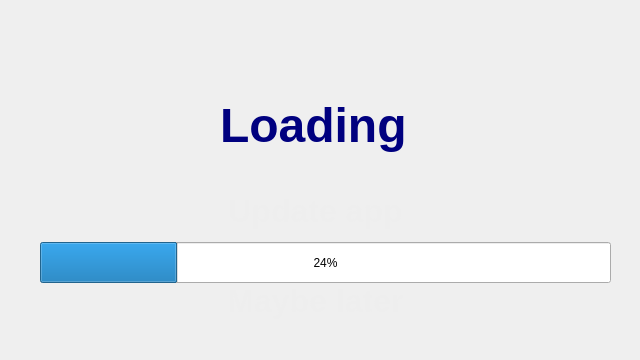
This is GUI/loading.ui in Hoisasa/SharksEmpire-English as Qt 5 draws it before an edit. The edited form follows.
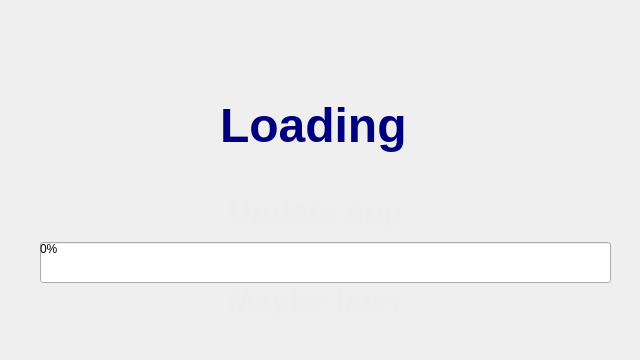
This is the edited form.

Diff of the .ui file:
```diff
--- a/GUI/loading.ui
+++ b/GUI/loading.ui
@@ -38,19 +38,20 @@
    <property name="styleSheet">
     <string notr="true">QProgressBar{
 	background: #f3f3f3
-	padding: 10 px;
+	padding: 10px;
 }
 
-QProgressBar::chunk{
+QProgressBar::chunk {
     background: qradialgradient(
         cx: 0.4, cy: -0.1, fx: 0.4, fy: -0.1,
-        radius: 1.35, stop: 0 #fff, stop: 1 #5b29f2
-        );   
-
+        radius: 1.35,
+        stop: 0 #ffffff, stop: 1 #5b29f2
+    );
+    border-radius: 4px;
 }</string>
    </property>
    <property name="value">
-    <number>24</number>
+    <number>0</number>
    </property>
   </widget>
   <widget class="QPushButton" name="getUpdate">
```
